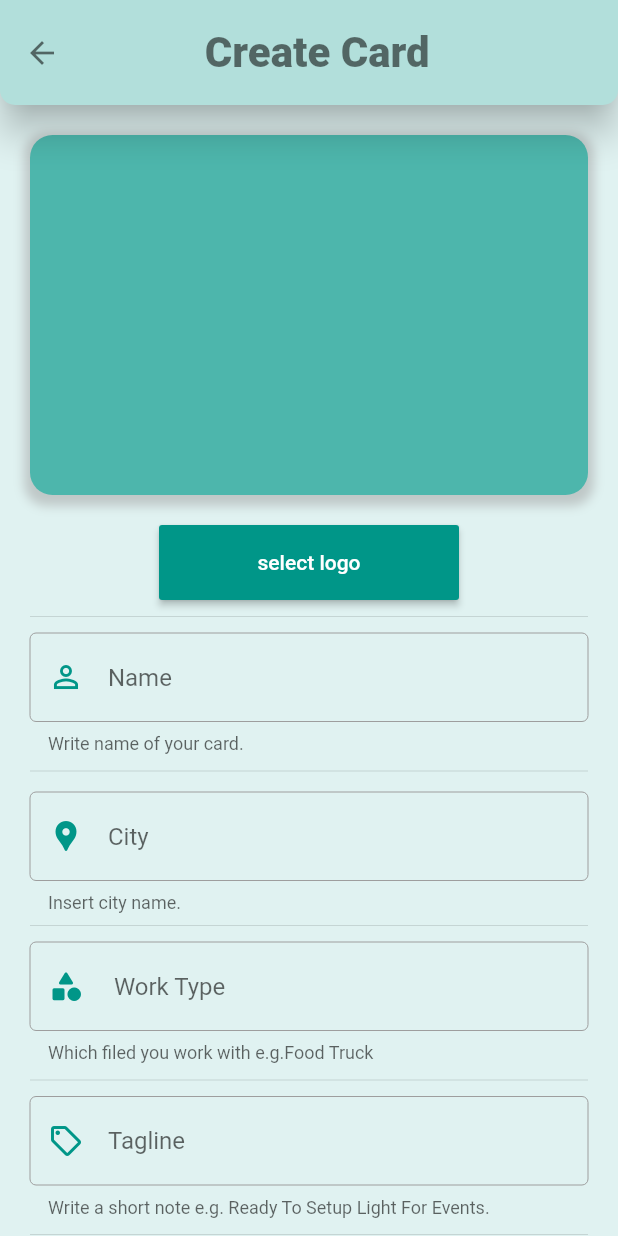
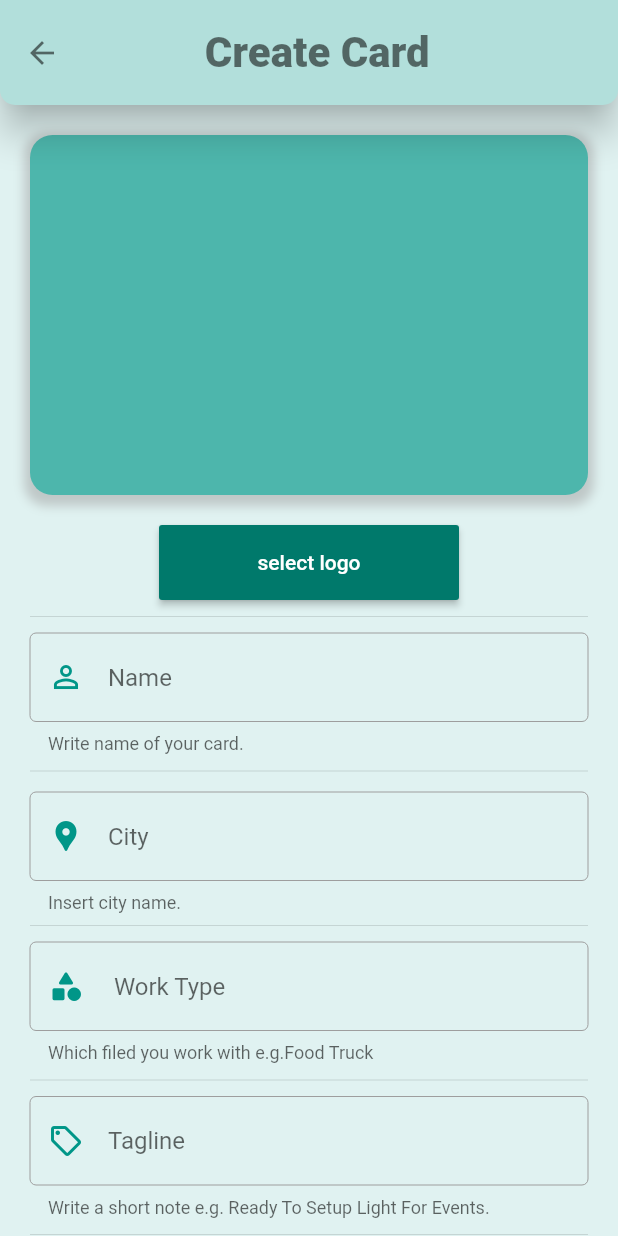
Before and after one commit to mooha9/Eventy_app, a Flutter app: the CreateCard screen opened by its route, on a phone screen of 412 x 824 dp. Run offline on Flutter 3.47's test engine with Material 2 defaults, Android fonts, the phone set to English and light mode, and no system bars; our stand-ins replace dio, fancy_bottom_navigation, file_picker, flutter_spinbox, get, get_storage and 3 more; accounts and stored records are empty.

Commit message:
card orgnaiz

```diff
--- a/lib/views/pages/drawer/manage_card/create_card.dart
+++ b/lib/views/pages/drawer/manage_card/create_card.dart
@@ -58,10 +58,7 @@ class CreateCard extends StatelessWidget {
               color: Colors.teal[50],
               child:  Form(
               key: _formKey,
-              child:
-              //  (SingleChildScrollView(
-              //   child:
-                GetBuilder<CreateCardContoller>(
+              child:GetBuilder<CreateCardContoller>(
                     init: CreateCardContoller(),
                     builder: (controller) =>
                  ListView(
@@ -94,7 +91,8 @@ class CreateCard extends StatelessWidget {
             ),
             width: MediaQuery.of(context).size.width,
             child: Stack(
-              children: <Widget>[Padding(
+              children: <Widget>[
+                        Padding(
                             padding: const EdgeInsets.all(10.0),
                             child: Container(
                               height: 240,
@@ -108,17 +106,25 @@ class CreateCard extends StatelessWidget {
                                   Text("  "+_controller.city.toString(),style: TextStyle(fontSize: 15, fontWeight: FontWeight.w500),),
                                   SizedBox(height: 5,),
                                   Text("   "+_controller.tagLine.toString(),style: TextStyle(fontSize: 12, fontWeight: FontWeight.w500),),
-                                  SizedBox(height:  80,),
-
-
-
+                                  SizedBox(height:  75,),
+                                ],
+                              ),
+                            ),
+                          ),
+                          Padding(
+                            padding: const EdgeInsets.all(10.0),
+                            child: Container(
+                              height: 240,
+                              child: Column(
+                                mainAxisAlignment: MainAxisAlignment.end,
+                                crossAxisAlignment: CrossAxisAlignment.start,
+                                children: [
                                   Text("   "+_controller.email.toString(),style: TextStyle(fontSize: 12, fontWeight: FontWeight.w500,color: Colors.blue[900]),),
                                   SizedBox(height: 5,),
                                   Text("   "+_controller.urlWork.toString(),style: TextStyle(fontSize: 12, fontWeight: FontWeight.w500,color: Colors.blue[900]),),
                                   SizedBox(height: 8,),
                                   Text("   "+_controller.phoneNumber.toString(),style: TextStyle(fontSize: 15, fontWeight: FontWeight.w500,color: Colors.blue[900]),),
                                   SizedBox(height: 5,),
-
 
                                 ],
                               ),
@@ -148,59 +154,36 @@ class CreateCard extends StatelessWidget {
                                   ],
                                 ),
                               ),
-
-                                // Padding(
-                                //   padding: const EdgeInsets.fromLTRB(100, 80, 20, 40),
-                                //   child:
-
-                                // ),
-                                  // Obx(()=> Text("   "+_controller.filedcontent.ValueListenableBuilder(
-                                  //   valueListenable:  null,
-                                  //   builder: (BuildContext context, dynamic value, Widget? child) {
-                                  //     return  Container();
-                                  //   },
-                                  // ),() ,style: TextStyle(fontSize: 18, fontWeight: FontWeight.normal),)),
-
-
-
-                            ],
+                              ],
                           )
               ],
             ))]),
           SizedBox(
             height: 20,
           ),
-
           Row(
-
-              mainAxisAlignment: MainAxisAlignment.center,
+            mainAxisAlignment: MainAxisAlignment.center,
             children: [
-            //  Obx(()=>Text(_controller.selectedImageSize.value == ""?"":
-            //       _controller.selectedImageSize.value, style: TextStyle(fontWeight: FontWeight.bold),)
-
-            // ),
              SizedBox(
-              width: 20,
-            ),
+              width: 10,
+                ),
               Container(
                 height: 50,
                 width: 200,
                 child: Expanded(
-
+                  // ignore: deprecated_member_use
                   child: RaisedButton(
-
-                    onPressed: (){
+                    color: Colors.teal[700],
+                  onPressed: (){
                   _controller.getImage(ImageSource.gallery);
                             },
                   child: Text("select logo", style: TextStyle(color: Colors.white),),
                             ),
-
                 ),
               ),
               SizedBox(
-              width: 20,
+              width: 10,
             ),
-
             ],
           ),
           SizedBox(
@@ -431,7 +414,6 @@ class CreateCard extends StatelessWidget {
               ),
               prefixText: ' ',
             ),
-
           )
           , SizedBox(
             height: 3,
@@ -523,7 +505,6 @@ class CreateCard extends StatelessWidget {
               ),
               prefixText: ' ',
             ),
-
           ),
           SizedBox(
             height: 5,
@@ -543,7 +524,6 @@ class CreateCard extends StatelessWidget {
               width: 10,
             ),
              DropdownButton<String>(
-
               hint: Text('Category'),
               underline:SizedBox(),
               value: _controller.selectedValue,
@@ -551,12 +531,6 @@ class CreateCard extends StatelessWidget {
                 _controller.onSelected(newValue!);
                 CreateCardContoller.to.category = newValue;
                  _formKey.currentState!.save();
-
-                //  if (_controller.category.isNotEmpty)
-                //     print(_controller.category);
-
-                //   if (_controller.category.isEmpty)
-                //     print("NO Category");
               },
               elevation: 10,
               items:
@@ -578,6 +552,8 @@ class CreateCard extends StatelessWidget {
           SizedBox(
             height: 10,
           ),
+
+
           Positioned(
             bottom: 90,
             left: 110,
@@ -638,8 +614,6 @@ class CreateCard extends StatelessWidget {
                 )
               )
               )
-          //     )
-          // ),
         ]
       )
 
```
Also changed, not shown: lib/main.dart (+13 -1 lines), pubspec.yaml (+10 -5 lines).
